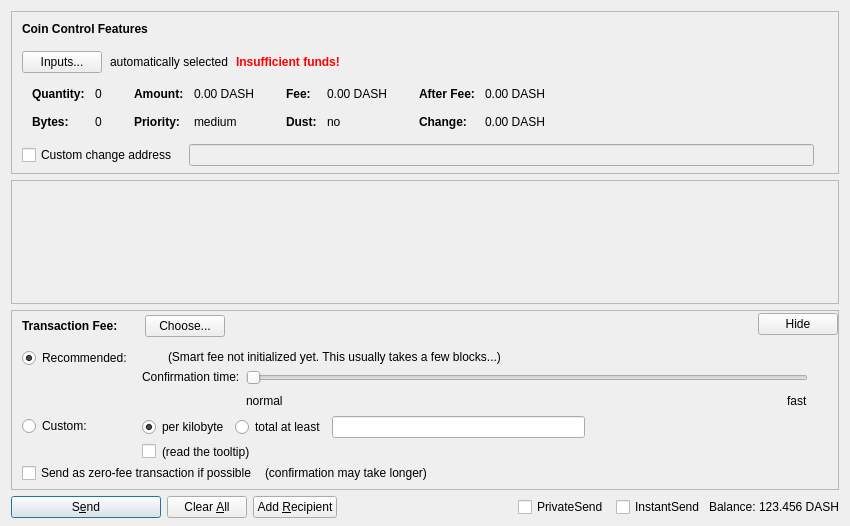
harkal/dash, file src/qt/forms/sendcoinsdialog.ui: the form before one commit.
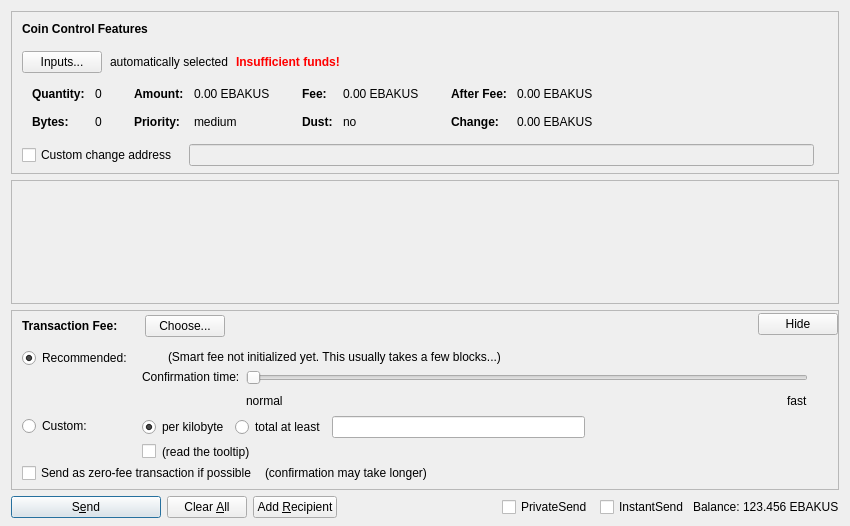
The form after the commit. Custom widgets are drawn as their Qt base class.

Commit message: DASH -> EBAKUS

Diff of the .ui file:
```diff
--- a/src/qt/forms/sendcoinsdialog.ui
+++ b/src/qt/forms/sendcoinsdialog.ui
@@ -324,7 +324,7 @@
                   <enum>Qt::ActionsContextMenu</enum>
                  </property>
                  <property name="text">
-                  <string notr="true">0.00 DASH</string>
+                  <string notr="true">0.00 EBAKUS</string>
                  </property>
                  <property name="textInteractionFlags">
                   <set>Qt::LinksAccessibleByMouse|Qt::TextSelectableByKeyboard|Qt::TextSelectableByMouse</set>
@@ -404,7 +404,7 @@
                   <enum>Qt::ActionsContextMenu</enum>
                  </property>
                  <property name="text">
-                  <string notr="true">0.00 DASH</string>
+                  <string notr="true">0.00 EBAKUS</string>
                  </property>
                  <property name="textInteractionFlags">
                   <set>Qt::LinksAccessibleByMouse|Qt::TextSelectableByKeyboard|Qt::TextSelectableByMouse</set>
@@ -484,7 +484,7 @@
                   <enum>Qt::ActionsContextMenu</enum>
                  </property>
                  <property name="text">
-                  <string notr="true">0.00 DASH</string>
+                  <string notr="true">0.00 EBAKUS</string>
                  </property>
                  <property name="textInteractionFlags">
                   <set>Qt::LinksAccessibleByMouse|Qt::TextSelectableByKeyboard|Qt::TextSelectableByMouse</set>
@@ -513,7 +513,7 @@
                   <enum>Qt::ActionsContextMenu</enum>
                  </property>
                  <property name="text">
-                  <string notr="true">0.00 DASH</string>
+                  <string notr="true">0.00 EBAKUS</string>
                  </property>
                  <property name="textInteractionFlags">
                   <set>Qt::LinksAccessibleByMouse|Qt::TextSelectableByKeyboard|Qt::TextSelectableByMouse</set>
@@ -1366,7 +1366,7 @@
           <cursorShape>IBeamCursor</cursorShape>
          </property>
          <property name="text">
-          <string notr="true">123.456 DASH</string>
+          <string notr="true">123.456 EBAKUS</string>
          </property>
          <property name="textInteractionFlags">
           <set>Qt::LinksAccessibleByMouse|Qt::TextSelectableByKeyboard|Qt::TextSelectableByMouse</set>
```
The commit also changes 78 other files.
